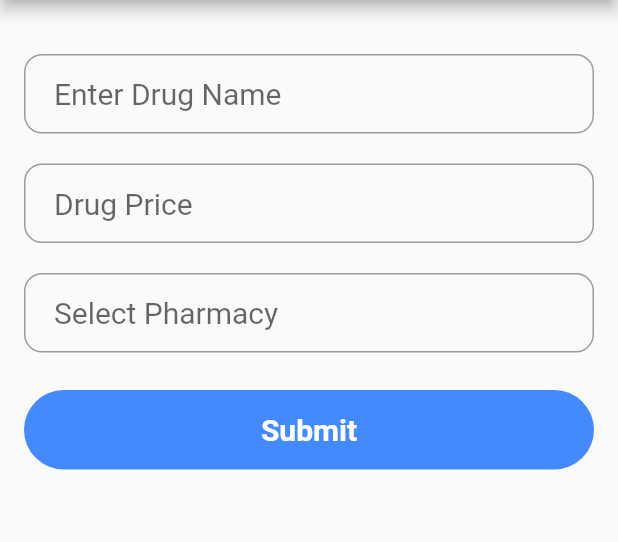
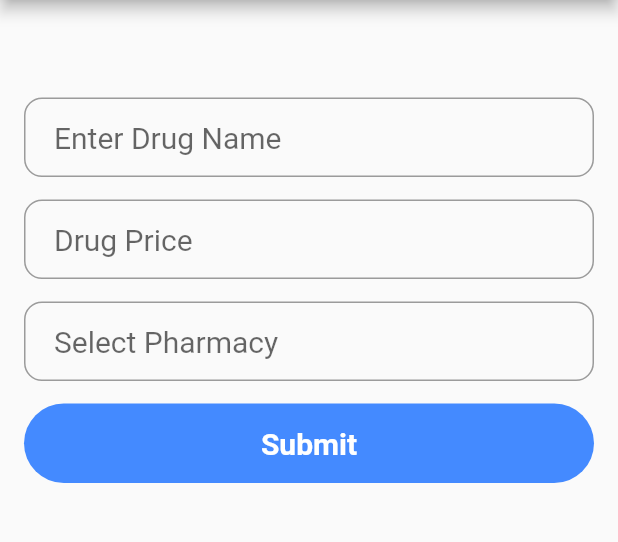
Before and after one commit to keptac/pharmifind, a Flutter app: the AddDrugs screen opened directly, after a tap on "Submit", on a phone screen of 412 x 824 dp, the part 84-626 px from its top. Run offline on Flutter 3.47's test engine with Material 2 defaults, Android fonts, the phone set to English and light mode, and no system bars; our stand-ins replace font_awesome_flutter, google_maps_flutter, localstorage, location; network calls fail; Roboto replaces fonts that are missing (Montserrat).

Commit message:
full integration

```diff
--- a/lib/admin/addDrug.dart
+++ b/lib/admin/addDrug.dart
@@ -11,6 +11,7 @@ class AddDrugsState extends State<AddDrugs> {
   var drugName = TextEditingController();
   var _pharmacy = TextEditingController();
   var _price = TextEditingController();
+  var errorMsg = '';
   TextStyle style = TextStyle(fontFamily: 'Montserrat', fontSize: 20.0);
 
   @override
@@ -19,7 +20,7 @@ class AddDrugsState extends State<AddDrugs> {
     _scaffoldKey = GlobalKey();
   }
 
-  _showSnackBar(context, message) {
+  void _showSnackBar(context, message) {
     _scaffoldKey.currentState.showSnackBar(
       SnackBar(
         content: Text(message),
@@ -27,13 +28,16 @@ class AddDrugsState extends State<AddDrugs> {
     );
   }
 
-  _addNewDrug() {
+  void _addNewDrug() {
+    print("Adding drug");
     AdminServices.addNewDrug(drugName.text, _pharmacy.text, _price.text)
         .then((response) {
       if (response == "success") {
-        _showSnackBar(context, "Drug Added successfully");
+        this.setState(() {
+          errorMsg = "Drug Added successfully";
+        });
       } else {
-        _showSnackBar(context, response);
+        errorMsg = response;
       }
     });
   }
@@ -47,10 +51,12 @@ class AddDrugsState extends State<AddDrugs> {
       obscureText: false,
       style: style,
       decoration: InputDecoration(
-          contentPadding: EdgeInsets.fromLTRB(20.0, 15.0, 20.0, 15.0),
-          hintText: "Enter Drug Name",
-          border:
-              OutlineInputBorder(borderRadius: BorderRadius.circular(12.0))),
+        contentPadding: EdgeInsets.fromLTRB(20.0, 15.0, 20.0, 15.0),
+        hintText: "Enter Drug Name",
+        border: OutlineInputBorder(
+          borderRadius: BorderRadius.circular(12.0),
+        ),
+      ),
     );
     final priceField = TextField(
       controller: _price,
@@ -65,7 +71,7 @@ class AddDrugsState extends State<AddDrugs> {
     );
 
     final pharmacyField = TextField(
-      controller: drugName,
+      controller: _pharmacy,
       obscureText: false,
       style: style,
       decoration: InputDecoration(
@@ -105,19 +111,24 @@ class AddDrugsState extends State<AddDrugs> {
           ),
         ),
         body: Container(
-          height: deviceSize.height,
           // color: Colors.white,
           child: Padding(
             padding: const EdgeInsets.all(16.0),
             child: Column(
               children: <Widget>[
                 SizedBox(height: 20.0),
+                Text(errorMsg,
+                    style: TextStyle(
+                        color: Colors.red,
+                        fontStyle: FontStyle.italic,
+                        fontSize: 12)),
+                SizedBox(height: 15.0),
                 drugNameField,
-                SizedBox(height: 20.0),
+                SizedBox(height: 15.0),
                 priceField,
-                SizedBox(height: 20.0),
+                SizedBox(height: 15.0),
                 pharmacyField,
-                SizedBox(height: 25.0),
+                SizedBox(height: 15.0),
                 addButton,
                 // SizedBox(height: 35.0),
               ],
--- a/lib/admin/adminServices.dart
+++ b/lib/admin/adminServices.dart
@@ -8,9 +8,10 @@ class AdminServices {
       'http://pharmifind.ginomai.co.zw/addPharmacy.php';
 
   static Future<String> addNewDrug(drugName, pharmacy, price) async {
+    print(drugName + pharmacy + price);
     try {
       var map = Map<String, dynamic>();
-      map['drugName'] = drugName.toString();
+      map['drugName'] = drugName.toString().toUpperCase();
       map['price'] = price.toString();
       map['pharmacy'] = pharmacy.toString();
 
@@ -18,7 +19,6 @@ class AdminServices {
       print(response);
       if (200 == response.statusCode) {
         print("Successfully added");
-
         return "success";
       } else {
         print("500");
--- a/pubspec.yaml
+++ b/pubspec.yaml
@@ -29,6 +29,7 @@ dependencies:
   location: ^2.3.5
   font_awesome_flutter:
   backdrop: ^0.2.8
+  geocoder: ^0.2.1
 
   cupertino_icons: ^0.1.2
 dev_dependencies:
```
Also changed, not shown: lib/admin/addPharmacy.dart (+9 -9 lines), pubspec.lock.
